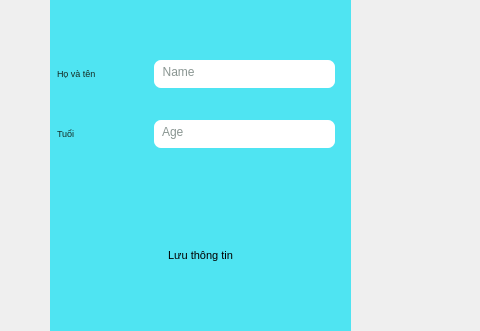
Old version of the form change_info_wd.ui in the repository Hahahahihihohe/LTUD; both pictures show x 0 to 480 and y 150 to 481 of the 800 by 582 pixel window.
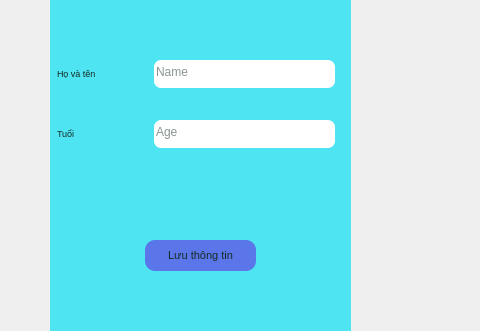
New version of the form.

The edit to the form file:
```diff
--- a/change_info_wd.ui
+++ b/change_info_wd.ui
@@ -96,7 +96,7 @@
       <cursorShape>PointingHandCursor</cursorShape>
      </property>
      <property name="styleSheet">
-      <string notr="true">QPushButton#chg_pw{
+      <string notr="true">QPushButton#save_btn{
 background-color: rgba(92, 99, 232, 0.851);
 border-radius: 10px;
 color: rgb(20, 43, 36);
@@ -159,7 +159,7 @@
 padding-bottom: 5px;</string>
      </property>
      <property name="placeholderText">
-      <string>  Name</string>
+      <string>Name</string>
      </property>
     </widget>
     <widget class="QLineEdit" name="change_age_2">
@@ -178,7 +178,7 @@
 padding-bottom: 5px;</string>
      </property>
      <property name="placeholderText">
-      <string>  Age</string>
+      <string>Age</string>
      </property>
     </widget>
    </widget>
```
Left out of the diff: 4 changed lines with no effect on the pictures.
